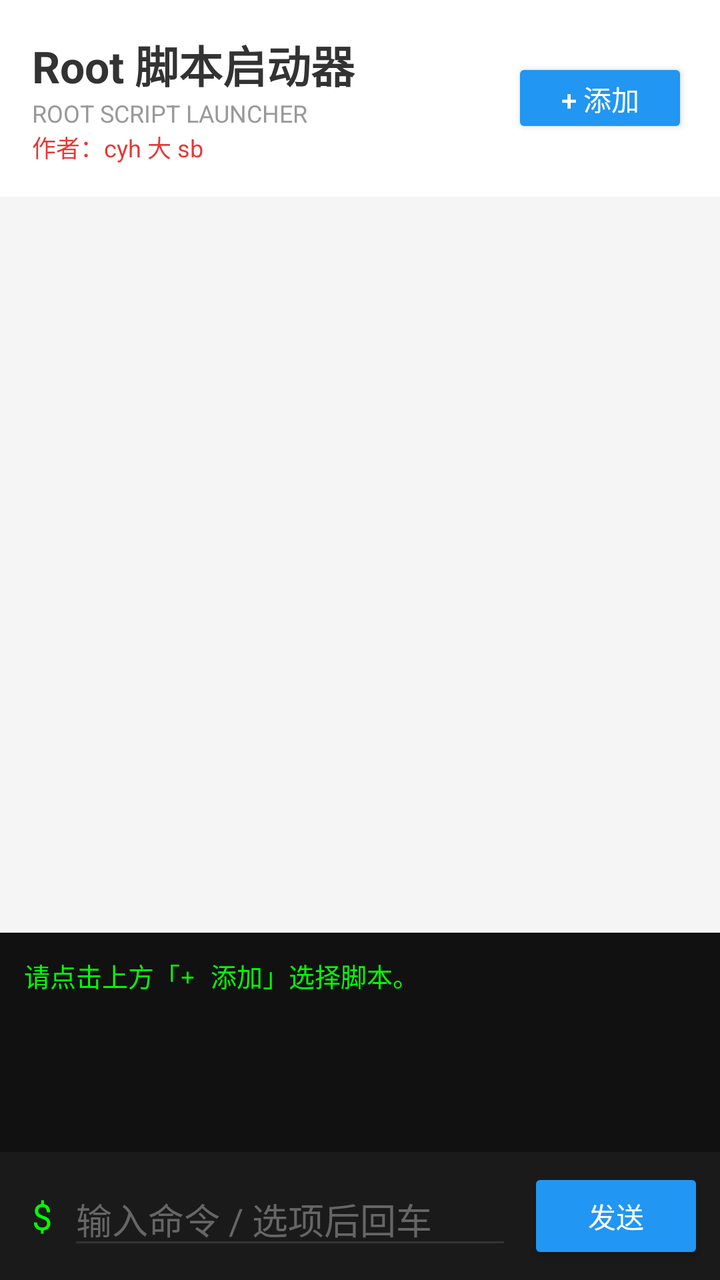
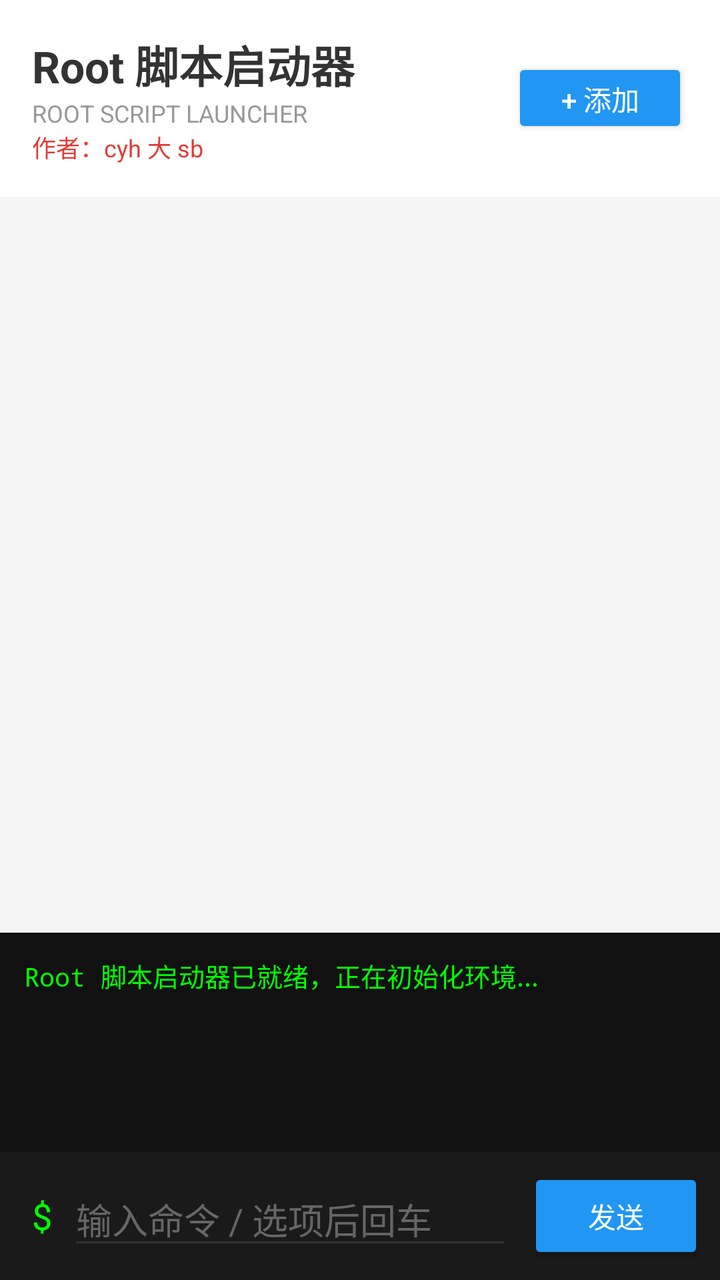

The first picture is an Android layout as it rendered before a commit; the second is the same layout after the commit. The layout source and the unified diff follow.
<!-- AndroidManifest.xml: application theme Theme.AppCompat.Light.NoActionBar -->
<!-- res/layout/activity_main.xml -->
<?xml version="1.0" encoding="utf-8"?>
<androidx.constraintlayout.widget.ConstraintLayout xmlns:android="http://schemas.android.com/apk/res/android"
    xmlns:app="http://schemas.android.com/apk/res-auto"
    android:layout_width="match_parent"
    android:layout_height="match_parent"
    android:background="#F5F5F5"
    android:fitsSystemWindows="true">

    
    <LinearLayout
        android:id="@+id/topBar"
        android:layout_width="match_parent"
        android:layout_height="wrap_content"
        android:orientation="horizontal"
        android:padding="16dp"
        android:gravity="center_vertical"
        android:background="#FFFFFF"
        app:layout_constraintTop_toTopOf="parent">

        <LinearLayout
            android:layout_width="0dp"
            android:layout_height="wrap_content"
            android:layout_weight="1"
            android:orientation="vertical">
            <TextView
                android:layout_width="wrap_content"
                android:layout_height="wrap_content"
                android:text="Root 脚本启动器"
                android:textSize="22sp"
                android:textStyle="bold"
                android:textColor="#333333" />
            <TextView
                android:layout_width="wrap_content"
                android:layout_height="wrap_content"
                android:text="ROOT SCRIPT LAUNCHER"
                android:textSize="12sp"
                android:textColor="#999999" />
            <TextView
                android:layout_width="wrap_content"
                android:layout_height="wrap_content"
                android:text="作者：cyh 大 sb"
                android:textSize="12sp"
                android:textColor="#E53935" />
        </LinearLayout>

        <Button
            android:id="@+id/btnAdd"
            android:layout_width="wrap_content"
            android:layout_height="40dp"
            android:text="+ 添加"
            android:textColor="#FFFFFF"
            android:backgroundTint="#2196F3" />
    </LinearLayout>

    
    <ListView
        android:id="@+id/lvScripts"
        android:layout_width="match_parent"
        android:layout_height="0dp"
        android:layout_margin="8dp"
        android:divider="@null"
        android:dividerHeight="8dp"
        android:background="@android:color/transparent"
        app:layout_constraintHeight_percent="0.55"
        app:layout_constraintTop_toBottomOf="@id/topBar" />

    
    <ScrollView
        android:id="@+id/scrollView"
        android:layout_width="match_parent"
        android:layout_height="0dp"
        android:layout_marginTop="8dp"
        android:background="#111111"
        app:layout_constraintBottom_toTopOf="@+id/bottomBar"
        app:layout_constraintTop_toBottomOf="@id/lvScripts">

        <TextView
            android:id="@+id/tvOutput"
            android:layout_width="match_parent"
            android:layout_height="wrap_content"
            android:fontFamily="monospace"
            android:textColor="#00FF00"
            android:textSize="13sp"
            android:padding="12dp"
            android:text="请点击上方「+ 添加」选择脚本。\n" /> 
    </ScrollView>

    
    <LinearLayout
        android:id="@+id/bottomBar"
        android:layout_width="match_parent"
        android:layout_height="wrap_content"
        android:orientation="horizontal"
        android:padding="8dp"
        android:background="#1A1A1A"
        android:gravity="center_vertical"
        app:layout_constraintBottom_toBottomOf="parent">

        <TextView
            android:layout_width="wrap_content"
            android:layout_height="wrap_content"
            android:text="$"
            android:textColor="#00FF00"
            android:textSize="18sp"
            android:paddingStart="8dp"
            android:paddingEnd="8dp" />

        <EditText
            android:id="@+id/etInput"
            android:layout_width="0dp"
            android:layout_height="wrap_content"
            android:layout_weight="1"
            android:hint="输入命令 / 选项后回车"
            android:textColor="#FFFFFF"
            android:textColorHint="#666666"
            android:backgroundTint="#333333"
            android:inputType="text" />

        <Button
            android:id="@+id/btnSend"
            android:layout_width="wrap_content"
            android:layout_height="wrap_content"
            android:text="发送"
            android:layout_marginStart="8dp"
            android:backgroundTint="#2196F3"
            android:textColor="#FFFFFF" />
    </LinearLayout>

</androidx.constraintlayout.widget.ConstraintLayout>
<!-- resources referenced by this layout -->
<resources>

</resources>

<!-- the commit's change to res/layout/activity_main.xml (unified diff, before → after) -->
@@ -82,7 +82,7 @@
             android:textColor="#00FF00"
             android:textSize="13sp"
             android:padding="12dp"
-            android:text="请点击上方「+ 添加」选择脚本。\n" /> 
+            android:text="Root 脚本启动器已就绪，正在初始化环境...\n" />
     </ScrollView>
 
     
